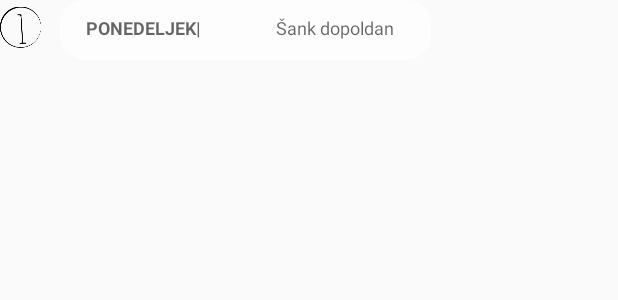
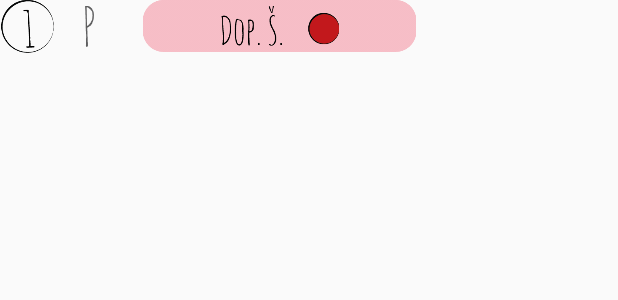
Before and after one commit to ndezelak/Mami_app, an Android app: the layout listview_row.xml on its own in the app's theme, with its tools: preview values and no code run, on a phone screen of 412 x 824 dp. Shown: the top 300 px of the screen. Run offline under Robolectric (Android 15) with nearby library versions, the phone set to English and light mode, and no system bars; network calls fail.

Commit message:
New weekInput layout

```diff
--- a/app/src/main/res/layout/listview_row.xml
+++ b/app/src/main/res/layout/listview_row.xml
@@ -10,14 +10,22 @@
 
 
     <ImageView
-        android:layout_width="30dp"
+        android:layout_width="40dp"
         android:layout_height="40dp"
         android:id="@+id/number"
-        android:layout_weight="1"
+        android:layout_weight="0.5"
         android:src="@drawable/one"
         android:adjustViewBounds="true"
         />
-
+    <ImageView
+        android:layout_width="40dp"
+        android:layout_height="40dp"
+        android:id="@+id/day_of_week"
+        android:layout_weight="2"
+        android:src="@drawable/p"
+        android:adjustViewBounds="true"
+        android:layout_marginLeft="10dp"
+        />
 
 
     <FrameLayout
@@ -26,68 +34,24 @@
         android:layout_gravity="center_vertical"
         android:layout_weight="10"
        >
-
         <ImageView
             android:layout_width="fill_parent"
             android:layout_height="fill_parent"
             android:id="@+id/background_type"
-            android:src="@drawable/element_bel"
-            android:alpha="1"
-            android:adjustViewBounds="false"/>
+            android:src="@drawable/element_rdec_new"
+            android:paddingBottom="5dp"
+            />
+        <ImageView
+            android:layout_width="fill_parent"
+            android:layout_height="fill_parent"
+            android:id="@+id/work_type"
+            android:src="@drawable/dop_sanka_small"
+            android:padding="4dp"
+            />
 
 
-        <LinearLayout
-            android:orientation="horizontal"
-            android:layout_width="match_parent"
-            android:layout_height="match_parent"
-            android:layout_gravity="left|center_vertical">
 
-            <TextView
-                android:layout_width="match_parent"
-                android:layout_height="fill_parent"
-                android:textAppearance="?android:attr/textAppearanceMedium"
-                android:text="PONEDELJEK|  "
-                android:id="@+id/Day"
-                android:layout_weight="1"
-                android:textSize="12dp"
-                android:layout_gravity="center"
-                android:textAlignment="gravity"
-                android:textStyle="bold"
-                android:paddingTop="10dp"
-                android:paddingLeft="30dp" />
+    </FrameLayout>
 
-            <TextView
-                android:layout_width="match_parent"
-                android:layout_height="match_parent"
-                android:textAppearance="?android:attr/textAppearanceMedium"
-                android:text="Šank dopoldan"
-                android:id="@+id/Type"
-                android:layout_weight="1"
-                android:textSize="12dp"
-                android:paddingTop="10dp"
-                android:paddingLeft="20dp" />
-
-        </LinearLayout>
-    </FrameLayout>
-    <!--
-        <TextView
-            android:layout_width="match_parent"
-            android:layout_height="wrap_content"
-            android:textAppearance="?android:attr/textAppearanceMedium"
-            android:text="01.03.2016"
-            android:id="@+id/Date"
-            android:layout_weight="1"
-            android:textSize="25dp"
-            android:textIsSelectable="false" />
-
-        <TextView
-            android:layout_width="match_parent"
-            android:layout_height="wrap_content"
-            android:textAppearance="?android:attr/textAppearanceMedium"
-            android:text="Šank dopoldan"
-            android:id="@+id/Type"
-            android:layout_weight="1"
-            android:textSize="25dp" />
-            -->
 
 </LinearLayout>
```
Also changed, not shown: app/src/main/java/com/nejc/mamiapp/fragments_and_adapters/CustomAdapter.java (+51 -19 lines), app/src/main/java/com/nejc/mamiapp/fragments_and_adapters/CustomImageView.java (deleted, +0 -40 lines), app/src/main/java/com/nejc/mamiapp/fragments_and_adapters/WeekviewFragement.java (+24 -0 lines), app/src/main/res/layout/activity_week.xml (+12 -6 lines), app/src/main/res/layout/month_input_fragment.xml (+13 -5 lines), app/src/main/res/drawable-hdpi/avgust.png, app/src/main/res/drawable-hdpi/pop_k_big.png, app/src/main/res/drawable-hdpi/screen3.jpg (added), app/src/main/res/drawable-hdpi/y2016.png (added), app/src/main/res/drawable-hdpi/y2017.png (added), app/src/main/res/drawable-hdpi/y2018.png (added), app/src/main/res/drawable-hdpi/y2019.png (added), app/src/main/res/drawable-hdpi/y2020.png (added).
